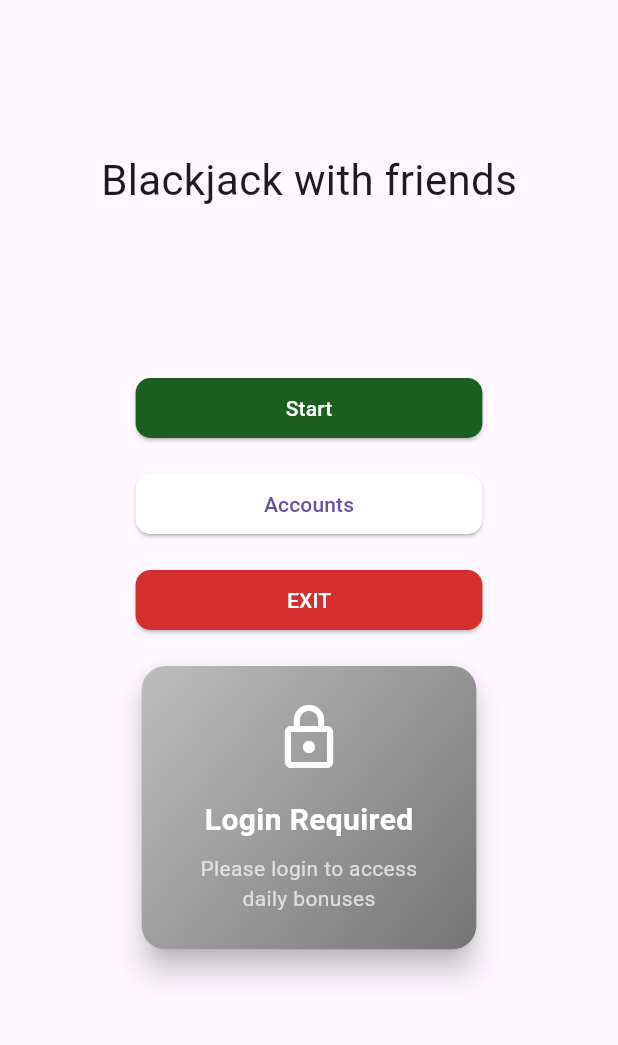
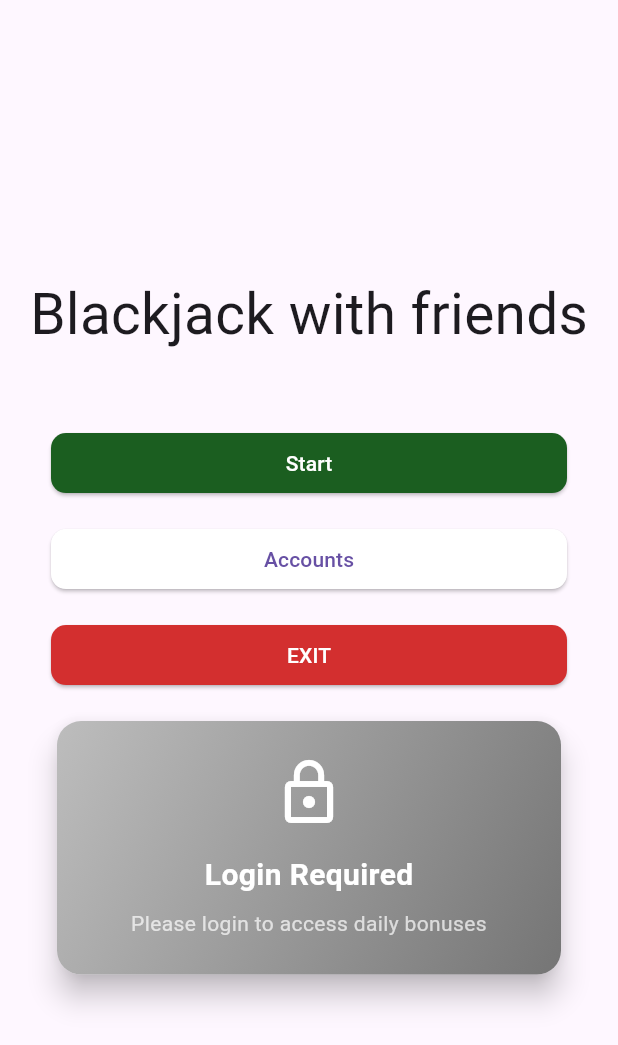
Before and after one commit to DBraja1738/blackjack_with_friends, a Flutter app: the screen it shows after launch, on a phone screen of 412 x 824 dp. Shown: the top 1045 px of the screen. Run offline on Flutter 3.47's test engine with Material 3 defaults, Android fonts, the phone set to English and light mode, and no system bars; our stand-ins replace cloud_firestore, firebase_auth, firebase_core; accounts and stored records are empty.

Commit message:
make main menu responsive, fix multiplayer chips not loading from account

```diff
--- a/lib/menu.dart
+++ b/lib/menu.dart
@@ -6,7 +6,6 @@ import 'package:blackjack_with_friends/menu_for_selecting_mode.dart';
 import 'package:cloud_firestore/cloud_firestore.dart';
 import 'package:flutter/material.dart';
 import 'package:firebase_auth/firebase_auth.dart';
-
 
 import 'widgets/decorations.dart';
 
@@ -72,26 +71,34 @@ class _MainMenuState extends State<MainMenu> {
   @override
   Widget build(BuildContext context) {
     return Scaffold(
-      body: Column(
+      body: SafeArea(
+        child: Center(
+          child: SingleChildScrollView(
+            child: Column(
+              mainAxisAlignment: MainAxisAlignment.center,
               children: <Widget>[
-          const Padding(
-            padding: EdgeInsets.symmetric(vertical: 100),
+                // Title
+                Padding(
+                  padding: const EdgeInsets.all(20),
+                  child: FittedBox(
+                    fit: BoxFit.scaleDown,
                     child: Text(
                       "Blackjack with friends",
-              textScaler: TextScaler.linear(2),
+                      style: TextStyle(fontSize: 48),
                     ),
                   ),
-          if (isLoggedIn) Text("hello $username"),
-          Row(
-            children: <Widget>[
-              Expanded(
-                flex: 2,
-                child: Container(color: Colors.green[600]),
                 ),
-              Expanded(
-                flex: 6,
+
+                if (isLoggedIn)
+                  Text("Hello $username"),
+
+                SizedBox(height: 20),
+
+                // Buttons
+                Container(
+                  constraints: BoxConstraints(maxWidth: 400),
+                  padding: EdgeInsets.symmetric(horizontal: 20),
                   child: Column(
-                  mainAxisAlignment: MainAxisAlignment.center,
                     crossAxisAlignment: CrossAxisAlignment.stretch,
                     children: <Widget>[
                       Padding(
@@ -138,7 +145,7 @@ class _MainMenuState extends State<MainMenu> {
                       Padding(
                         padding: const EdgeInsets.all(8.0),
                         child: DailyBonusSystem(
-                        key: ValueKey(isLoggedIn), // force rebuild when login status changes
+                          key: ValueKey(isLoggedIn),
                           onBonusClaimed: () {
                             setState(() {});
                           },
@@ -147,13 +154,10 @@ class _MainMenuState extends State<MainMenu> {
                     ],
                   ),
                 ),
-              Expanded(
-                flex: 2,
-                child: Container(color: Colors.green),
-              ),
               ],
             ),
-        ],
+          ),
+        ),
       ),
     );
   }
```
Also changed, not shown: lib/multiplayer_rooms.dart (+54 -10 lines), 1 other file. Lines whose indentation alone changed are shown as unchanged.
